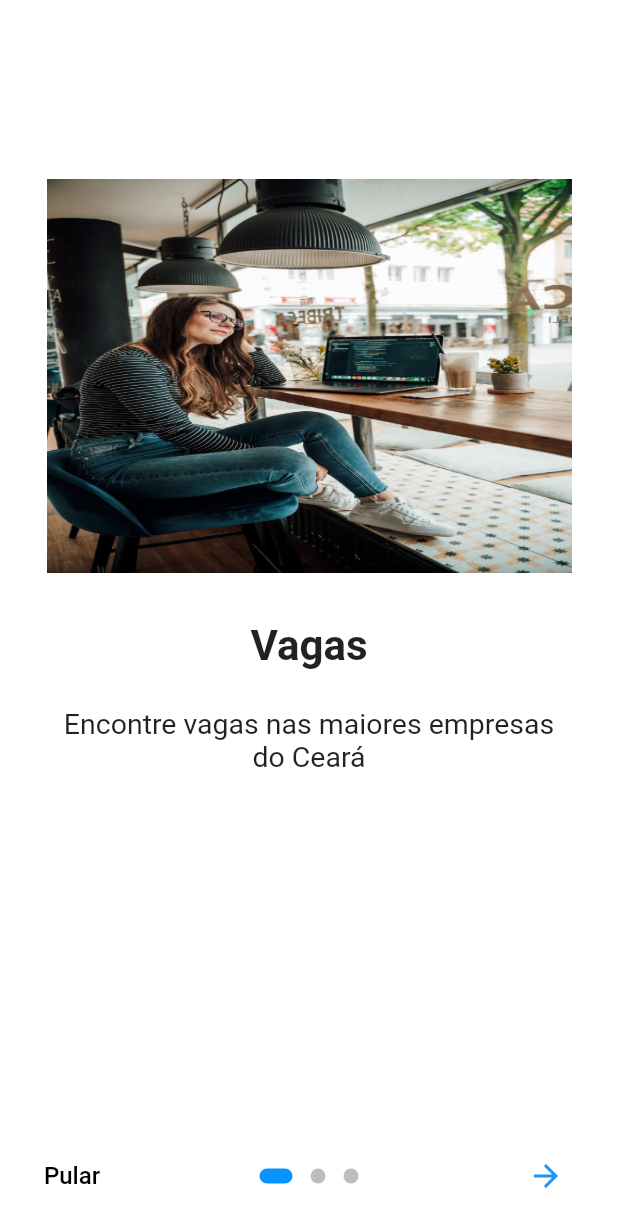
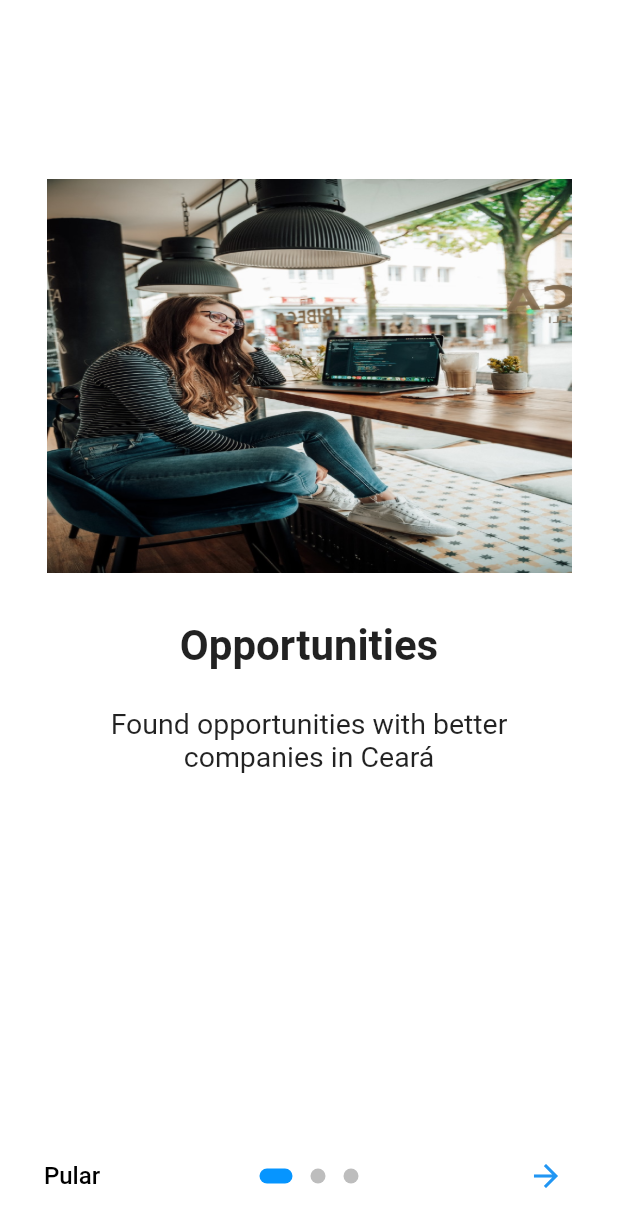
Before and after one commit to iury0393/skilla-mobile, a Flutter app: the screen it shows after launch, on a phone screen of 412 x 824 dp. Shown: the top 1227 px of the screen. Run offline on Flutter 3.47's test engine with Material 2 defaults, Android fonts, the phone set to English and light mode, and no system bars; drawn by our look-alikes of introduction_screen; our stand-ins replace flushbar, splashscreen.

Commit message:
Mais traduções

```diff
--- a/i18n/en.json
+++ b/i18n/en.json
@@ -8,5 +8,14 @@
   "fieldName": "Full name",
   "fieldNameValidator": "Name cannot be empty",
   "fieldUsername": "User",
-  "fieldUsernameValidator": "User cannot be empty"
+  "fieldUsernameValidator": "User cannot be empty",
+  "introOpportunitiesTitle": "Opportunities",
+  "introOpportunitiesText": "Found opportunities with better companies in Ceará",
+  "introPublicationsTitle": "Publications",
+  "introPublicationsText": "See news of companies and users!",
+  "introCoursesTitle": "Courses/Studies",
+  "introCoursesText": "Found courses to add to or curriculum",
+  "btnRegisterText" : "No registration?",
+  "btnLoginText": "Already have an account?",
+  "btnLink": "click here"
 }
--- a/lib/screens/intro/intro_screen.dart
+++ b/lib/screens/intro/intro_screen.dart
@@ -2,6 +2,7 @@ import 'package:flutter/cupertino.dart';
 import 'package:flutter/material.dart';
 import 'package:introduction_screen/introduction_screen.dart';
 import 'package:skilla/screens/signFlow/sign_in_screen.dart';
+import 'package:skilla/utils/appLocalizations.dart';
 import 'package:skilla/utils/text_styles.dart';
 
 class IntroScreen extends StatefulWidget {
@@ -52,20 +53,23 @@ class _IntroScreenState extends State<IntroScreen> {
       key: introKey,
       pages: [
         PageViewModel(
-          title: "Vagas",
-          body: "Encontre vagas nas maiores empresas do Ceará",
+          title:
+              AppLocalizations.of(context).translate('introOpportunitiesTitle'),
+          body:
+              AppLocalizations.of(context).translate('introOpportunitiesText'),
           image: _buildImage('intro1'),
           decoration: pageDecoration,
         ),
         PageViewModel(
-          title: "Publicacões",
-          body: "Veja notícias de empresas e usuários!",
+          title:
+              AppLocalizations.of(context).translate('introPublicationsTitle'),
+          body: AppLocalizations.of(context).translate('introPublicationsText'),
           image: _buildImage('intro2'),
           decoration: pageDecoration,
         ),
         PageViewModel(
-          title: "Cursos/Estudos",
-          body: "Encontre cursos para agregar ao currículo",
+          title: AppLocalizations.of(context).translate('introCoursesTitle'),
+          body: AppLocalizations.of(context).translate('introCoursesText'),
           image: _buildImage('intro3'),
           decoration: pageDecoration,
         ),
--- a/lib/screens/signFlow/sign_in_screen.dart
+++ b/lib/screens/signFlow/sign_in_screen.dart
@@ -66,13 +66,13 @@ class _SignInScreenState extends State<SignInScreen> {
       child: RichText(
         overflow: TextOverflow.ellipsis,
         text: TextSpan(
-          text: "Não tem registro?",
+          text: AppLocalizations.of(context).translate('btnRegisterText'),
           style: TextStyles.paragraph(
             TextSize.medium,
           ),
           children: [
             TextSpan(
-              text: 'Clique Aqui!',
+              text: AppLocalizations.of(context).translate('btnLink'),
               style: TextStyles.paragraph(
                 TextSize.medium,
                 color: kPurpleColor,
--- a/lib/screens/signFlow/sign_up_screen.dart
+++ b/lib/screens/signFlow/sign_up_screen.dart
@@ -72,13 +72,13 @@ class _SignUpScreenState extends State<SignUpScreen> {
       child: RichText(
         overflow: TextOverflow.ellipsis,
         text: TextSpan(
-          text: "Já possui uma conta?",
+          text: AppLocalizations.of(context).translate('btnLoginText'),
           style: TextStyles.paragraph(
             TextSize.medium,
           ),
           children: [
             TextSpan(
-              text: 'Clique Aqui!',
+              text: AppLocalizations.of(context).translate('btnLink'),
               style: TextStyles.paragraph(
                 TextSize.medium,
                 color: kPurpleColor,
```
Also changed, not shown: i18n/es.json (+10 -1 lines), i18n/pt.json (+10 -1 lines).
